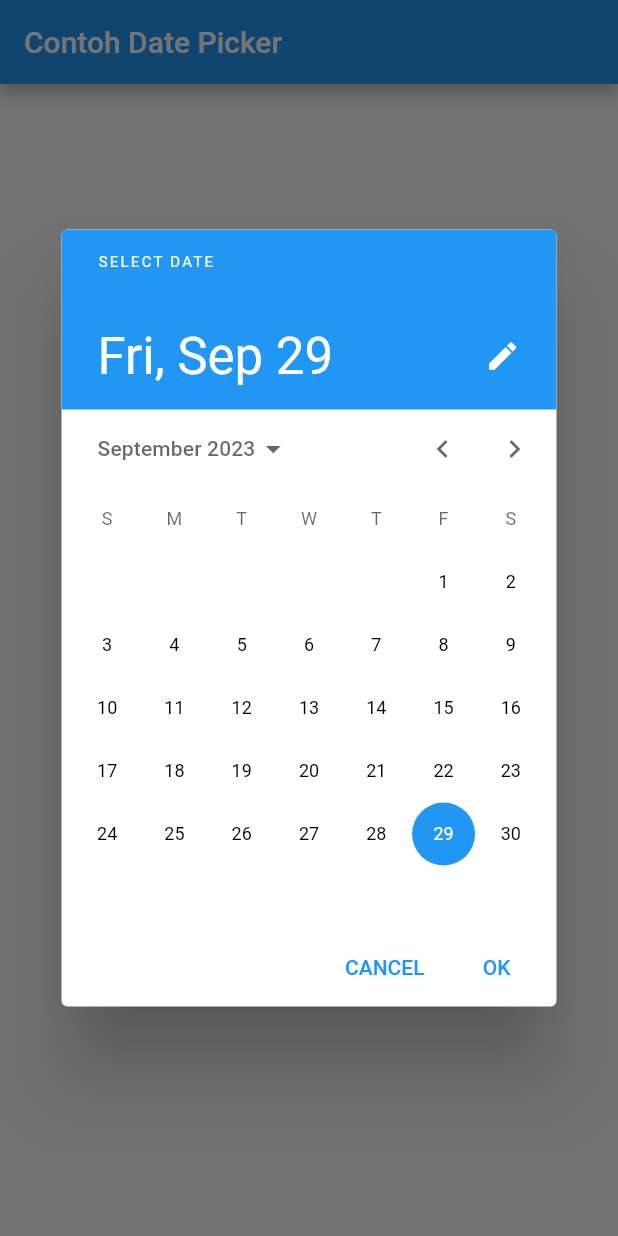
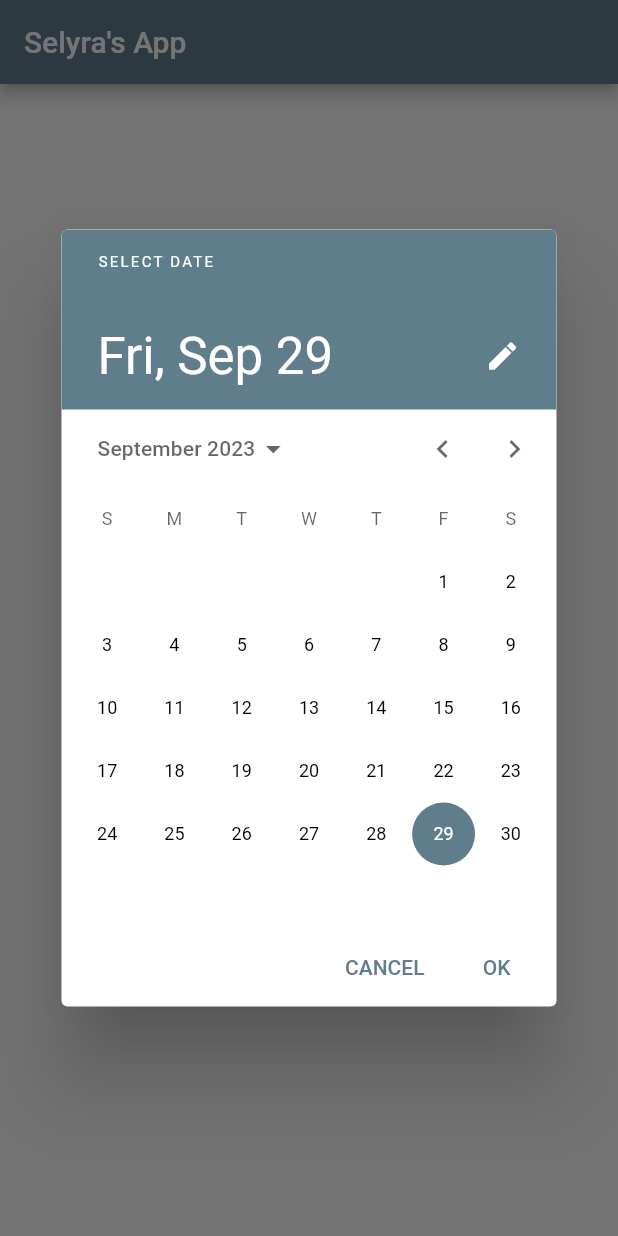
Before and after one commit to selyraa/2141720005-mobile-2023, a Flutter app: the screen it shows after launch, after a tap on "Pilih Tanggal", on a phone screen of 412 x 824 dp. Run offline on Flutter 3.47's test engine with Material 2 defaults, Android fonts, the phone set to English and light mode, and no system bars.

Commit message:
update tugas praktikum

```diff
--- a/week-05/hello_world/lib/main.dart
+++ b/week-05/hello_world/lib/main.dart
@@ -1,73 +1,24 @@
-import 'dart:async';
 import 'package:flutter/material.dart';
+import 'package:hello_world/basic_widgets/my_layout.dart';
+import 'package:hello_world/basic_widgets/text_widget.dart';
+import 'basic_widgets/my_homepage.dart';
 
-void main() => runApp(const MyApp());
+void main() {
+  runApp(const MyApp());
+}
 
 class MyApp extends StatelessWidget {
   const MyApp({Key? key}) : super(key: key);
 
+  // This widget is the root of your application.
   @override
   Widget build(BuildContext context) {
-    return const MaterialApp(
-      title: 'Contoh Date Picker',
-      home: MyHomePage(title: 'Contoh Date Picker'),
+    return MaterialApp(
+      title: "Selyra's App",
+      theme: ThemeData(
+        primarySwatch: Colors.blueGrey,
+      ),
+      home: const MyHomePage(title: "Selyra's App"),
     );
   }
 }
-
-class MyHomePage extends StatefulWidget {
-  const MyHomePage({Key? key, required this.title}) : super(key: key);
-
-  final String title;
-
-  @override
-  _MyHomePageState createState() => _MyHomePageState();
-}
-
-class _MyHomePageState extends State<MyHomePage> {
-  // Variable/State untuk mengambil tanggal
-  DateTime selectedDate = DateTime.now();
-
-  //  Initial SelectDate FLutter
-  Future<void> _selectDate(BuildContext context) async {
-    // Initial DateTime FIinal Picked
-    final DateTime? picked = await showDatePicker(
-        context: context,
-        initialDate: selectedDate,
-        firstDate: DateTime(2015, 8),
-        lastDate: DateTime(2101));
-    if (picked != null && picked != selectedDate) {
-      setState(() {
-        selectedDate = picked;
-      });
-    }
-  }
-
-  @override
-  Widget build(BuildContext context) {
-    return Scaffold(
-      appBar: AppBar(
-        title: Text(widget.title),
-      ),
-      body: Center(
-        child: Column(
-          mainAxisSize: MainAxisSize.min,
-          children: <Widget>[
-            Text("${selectedDate.toLocal()}".split(' ')[0]),
-            const SizedBox(
-              height: 20.0,
-            ),
-            ElevatedButton(
-              onPressed: () => {
-                _selectDate(context),
-                // ignore: avoid_print
-                print(selectedDate.day + selectedDate.month + selectedDate.year)
-              },
-              child: const Text('Pilih Tanggal'),
-            ),
-          ],
-        ),
-      ),
-    );
-  }
-}
```
Also changed, not shown: 1 other file.
